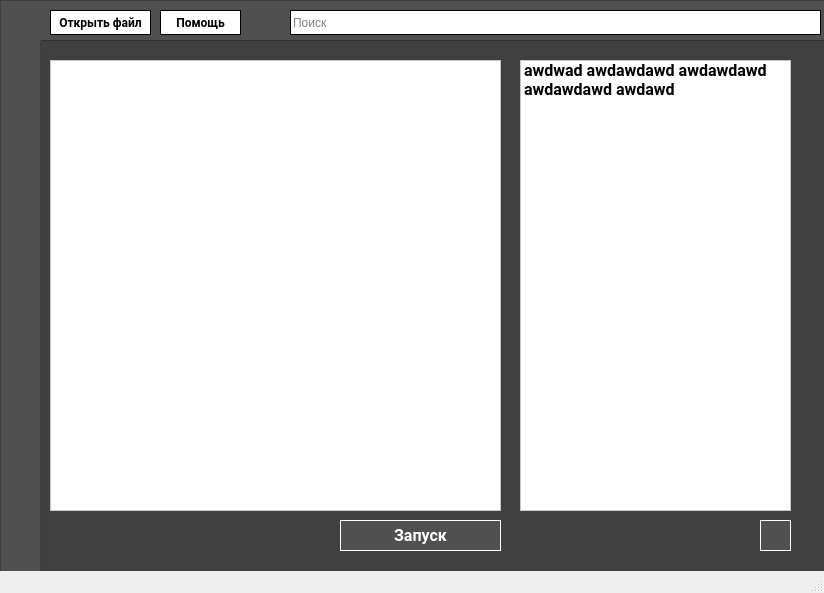
SSH1van/ARFA, file app/gui/project.ui: the form before one commit.
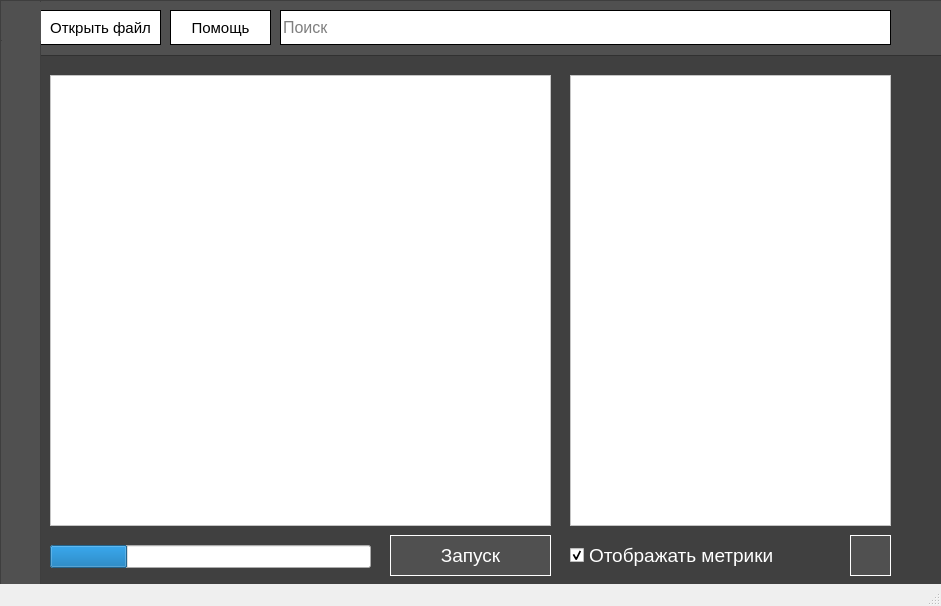
The form after the commit. Icons and pictures are not drawn.

Patch:
```diff
--- a/app/gui/project.ui
+++ b/app/gui/project.ui
@@ -6,8 +6,8 @@
    <rect>
     <x>0</x>
     <y>0</y>
-    <width>824</width>
-    <height>593</height>
+    <width>941</width>
+    <height>606</height>
    </rect>
   </property>
   <property name="sizePolicy">
@@ -26,6 +26,10 @@
   <property name="windowTitle">
    <string>ARFA</string>
   </property>
+  <property name="windowIcon">
+   <iconset>
+    <normaloff>images/music.png</normaloff>images/music.png</iconset>
+  </property>
   <property name="autoFillBackground">
    <bool>false</bool>
   </property>
@@ -37,9 +41,9 @@
     <property name="geometry">
      <rect>
       <x>30</x>
-      <y>40</y>
-      <width>861</width>
-      <height>571</height>
+      <y>55</y>
+      <width>951</width>
+      <height>590</height>
      </rect>
     </property>
     <property name="styleSheet">
@@ -58,7 +62,7 @@
       <rect>
        <x>20</x>
        <y>20</y>
-       <width>451</width>
+       <width>501</width>
        <height>451</height>
       </rect>
      </property>
@@ -76,16 +80,16 @@
     <widget class="QListWidget" name="listWidget">
      <property name="geometry">
       <rect>
-       <x>490</x>
+       <x>540</x>
        <y>20</y>
-       <width>271</width>
+       <width>321</width>
        <height>451</height>
       </rect>
      </property>
      <property name="font">
       <font>
-       <family>Roboto</family>
-       <pointsize>12</pointsize>
+       <family>MS Shell Dlg 2</family>
+       <pointsize>13</pointsize>
        <weight>75</weight>
        <bold>true</bold>
       </font>
@@ -104,29 +108,27 @@
      <property name="wordWrap">
       <bool>true</bool>
      </property>
-     <item>
-      <property name="text">
-       <string>awdwad awdawdawd awdawdawd awdawdawd awdawd</string>
-      </property>
-     </item>
     </widget>
-    <widget class="QPushButton" name="pushButton">
+    <widget class="QPushButton" name="start_button">
      <property name="geometry">
       <rect>
-       <x>310</x>
+       <x>360</x>
        <y>480</y>
        <width>161</width>
-       <height>31</height>
+       <height>41</height>
       </rect>
      </property>
      <property name="font">
       <font>
-       <family>Roboto</family>
-       <pointsize>12</pointsize>
-       <weight>75</weight>
-       <bold>true</bold>
+       <family>MS Shell Dlg 2</family>
+       <pointsize>14</pointsize>
+       <weight>50</weight>
+       <bold>false</bold>
       </font>
      </property>
+     <property name="cursor">
+      <cursorShape>PointingHandCursor</cursorShape>
+     </property>
      <property name="styleSheet">
       <string notr="true">QPushButton{
 background-color:#505050;
@@ -140,11 +142,11 @@
       <string>Запуск</string>
      </property>
     </widget>
-    <widget class="QLabel" name="label">
+    <widget class="QLabel" name="result_label">
      <property name="geometry">
       <rect>
        <x>20</x>
-       <y>470</y>
+       <y>475</y>
        <width>271</width>
        <height>51</height>
       </rect>
@@ -163,15 +165,18 @@
       <string/>
      </property>
     </widget>
-    <widget class="QPushButton" name="pushButton_3">
+    <widget class="QPushButton" name="delete_song_button">
      <property name="geometry">
       <rect>
-       <x>730</x>
+       <x>820</x>
        <y>480</y>
-       <width>31</width>
-       <height>31</height>
+       <width>41</width>
+       <height>41</height>
       </rect>
      </property>
+     <property name="cursor">
+      <cursorShape>PointingHandCursor</cursorShape>
+     </property>
      <property name="styleSheet">
       <string notr="true">QPushButton{
 background-color:#505050;
@@ -184,18 +189,101 @@
      <property name="text">
       <string/>
      </property>
+     <property name="icon">
+      <iconset>
+       <normaloff>images/recycle.png</normaloff>images/recycle.png</iconset>
+     </property>
      <property name="iconSize">
       <size>
-       <width>28</width>
-       <height>28</height>
+       <width>24</width>
+       <height>24</height>
       </size>
      </property>
     </widget>
+    <widget class="QCheckBox" name="show_metrics">
+     <property name="geometry">
+      <rect>
+       <x>540</x>
+       <y>490</y>
+       <width>211</width>
+       <height>21</height>
+      </rect>
+     </property>
+     <property name="palette">
+      <palette>
+       <active>
+        <colorrole role="WindowText">
+         <brush brushstyle="SolidPattern">
+          <color alpha="255">
+           <red>255</red>
+           <green>255</green>
+           <blue>255</blue>
+          </color>
+         </brush>
+        </colorrole>
+       </active>
+       <inactive>
+        <colorrole role="WindowText">
+         <brush brushstyle="SolidPattern">
+          <color alpha="255">
+           <red>255</red>
+           <green>255</green>
+           <blue>255</blue>
+          </color>
+         </brush>
+        </colorrole>
+       </inactive>
+       <disabled>
+        <colorrole role="WindowText">
+         <brush brushstyle="SolidPattern">
+          <color alpha="255">
+           <red>120</red>
+           <green>120</green>
+           <blue>120</blue>
+          </color>
+         </brush>
+        </colorrole>
+       </disabled>
+      </palette>
+     </property>
+     <property name="font">
+      <font>
+       <pointsize>14</pointsize>
+      </font>
+     </property>
+     <property name="cursor">
+      <cursorShape>PointingHandCursor</cursorShape>
+     </property>
+     <property name="text">
+      <string>Отображать метрики</string>
+     </property>
+     <property name="checked">
+      <bool>true</bool>
+     </property>
+    </widget>
+    <widget class="QProgressBar" name="progressBar">
+     <property name="geometry">
+      <rect>
+       <x>20</x>
+       <y>490</y>
+       <width>321</width>
+       <height>23</height>
+      </rect>
+     </property>
+     <property name="value">
+      <number>24</number>
+     </property>
+     <property name="textVisible">
+      <bool>false</bool>
+     </property>
+    </widget>
     <zorder>listWidget</zorder>
-    <zorder>pushButton</zorder>
-    <zorder>label</zorder>
+    <zorder>start_button</zorder>
+    <zorder>result_label</zorder>
     <zorder>textEdit</zorder>
-    <zorder>pushButton_3</zorder>
+    <zorder>delete_song_button</zorder>
+    <zorder>show_metrics</zorder>
+    <zorder>progressBar</zorder>
    </widget>
    <widget class="QFrame" name="frame_2">
     <property name="geometry">
@@ -260,8 +348,8 @@
      <rect>
       <x>10</x>
       <y>0</y>
-      <width>901</width>
-      <height>41</height>
+      <width>951</width>
+      <height>61</height>
      </rect>
     </property>
     <property name="styleSheet">
@@ -275,22 +363,26 @@
     <property name="frameShadow">
      <enum>QFrame::Raised</enum>
     </property>
-    <widget class="QPushButton" name="pushButton_2">
+    <widget class="QPushButton" name="help_button">
      <property name="geometry">
       <rect>
-       <x>150</x>
+       <x>160</x>
        <y>10</y>
-       <width>81</width>
-       <height>25</height>
+       <width>101</width>
+       <height>35</height>
       </rect>
      </property>
      <property name="font">
       <font>
-       <family>Roboto</family>
-       <weight>75</weight>
-       <bold>true</bold>
+       <family>MS Shell Dlg 2</family>
+       <pointsize>11</pointsize>
+       <weight>50</weight>
+       <bold>false</bold>
       </font>
      </property>
+     <property name="cursor">
+      <cursorShape>PointingHandCursor</cursorShape>
+     </property>
      <property name="styleSheet">
       <string notr="true">QPushButton{
 background-color: white;
@@ -306,12 +398,17 @@
     <widget class="QLineEdit" name="lineEdit">
      <property name="geometry">
       <rect>
-       <x>280</x>
+       <x>270</x>
        <y>10</y>
-       <width>531</width>
-       <height>25</height>
+       <width>611</width>
+       <height>35</height>
       </rect>
      </property>
+     <property name="font">
+      <font>
+       <pointsize>12</pointsize>
+      </font>
+     </property>
      <property name="styleSheet">
       <string notr="true">QLineEdit{
 background-color: white;
@@ -328,22 +425,32 @@
       <string>Поиск</string>
      </property>
     </widget>
-    <widget class="QPushButton" name="pushButton_4">
+    <widget class="QPushButton" name="open_file_button">
      <property name="geometry">
       <rect>
-       <x>40</x>
+       <x>30</x>
        <y>10</y>
-       <width>101</width>
-       <height>25</height>
+       <width>121</width>
+       <height>35</height>
       </rect>
      </property>
+     <property name="minimumSize">
+      <size>
+       <width>121</width>
+       <height>0</height>
+      </size>
+     </property>
      <property name="font">
       <font>
-       <family>Roboto</family>
-       <weight>75</weight>
-       <bold>true</bold>
+       <family>MS Shell Dlg 2</family>
+       <pointsize>11</pointsize>
+       <weight>50</weight>
+       <bold>false</bold>
       </font>
      </property>
+     <property name="cursor">
+      <cursorShape>PointingHandCursor</cursorShape>
+     </property>
      <property name="styleSheet">
       <string notr="true">QPushButton{
 background-color: white;
@@ -355,6 +462,12 @@
      <property name="text">
       <string>Открыть файл</string>
      </property>
+     <property name="iconSize">
+      <size>
+       <width>36</width>
+       <height>36</height>
+      </size>
+     </property>
     </widget>
    </widget>
    <zorder>frame_3</zorder>
```
